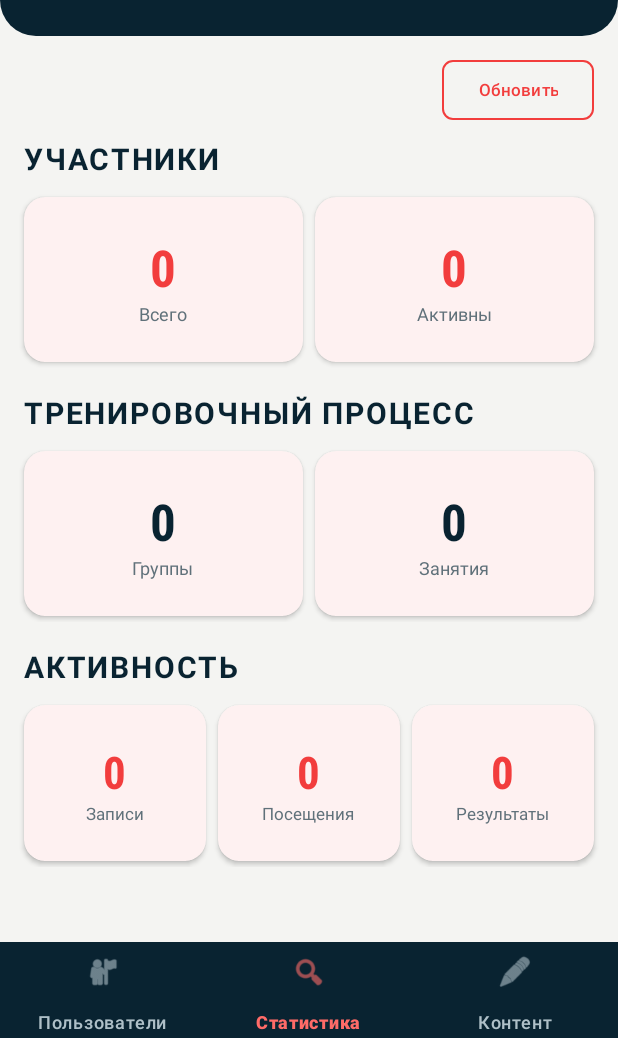
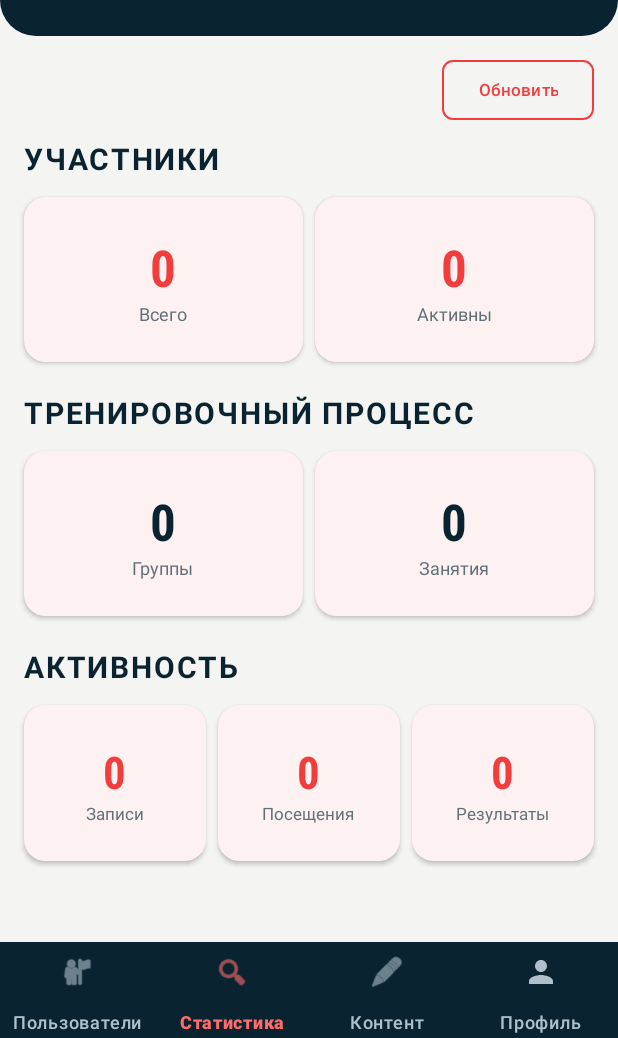
Before and after one commit to Alek5eyPopov/CrossfitArmyJym, an Android app: the AdminMainActivity screen opened directly, with no data from a screen before it, item 2 of the bottom bar chosen, on a phone screen of 412 x 824 dp, the part 198-1236 px from its top. Run offline under Robolectric (Android 15) with nearby library versions, the light colour scheme and no system bars; our stand-ins replace navigation-ui; network calls fail; pictures from the network do not load.

Commit message:
add profile tab for staff roles

```diff
--- a/app/src/main/res/menu/menu_admin_bottom.xml
+++ b/app/src/main/res/menu/menu_admin_bottom.xml
@@ -12,4 +12,8 @@
         android:id="@+id/fragment_content"
         android:icon="@android:drawable/ic_menu_edit"
         android:title="@string/nav_content" />
+    <item
+        android:id="@+id/fragment_profile"
+        android:icon="@drawable/ic_profile"
+        android:title="@string/nav_profile" />
 </menu>
--- a/app/src/main/res/menu/menu_trainer_bottom.xml
+++ b/app/src/main/res/menu/menu_trainer_bottom.xml
@@ -12,4 +12,8 @@
         android:id="@+id/fragment_clients"
         android:icon="@android:drawable/ic_menu_myplaces"
         android:title="@string/nav_clients" />
+    <item
+        android:id="@+id/fragment_profile"
+        android:icon="@drawable/ic_profile"
+        android:title="@string/nav_profile" />
 </menu>
--- a/app/src/main/res/navigation/nav_graph_admin.xml
+++ b/app/src/main/res/navigation/nav_graph_admin.xml
@@ -33,4 +33,10 @@
         android:label="Создать WOD"
         tools:layout="@layout/fragment_wod_editor" />
 
+    <fragment
+        android:id="@+id/fragment_profile"
+        android:name="com.crossfitarmyjym.app.ui.client.ProfileFragment"
+        android:label="@string/nav_profile"
+        tools:layout="@layout/fragment_profile" />
+
 </navigation>
--- a/app/src/main/res/navigation/nav_graph_trainer.xml
+++ b/app/src/main/res/navigation/nav_graph_trainer.xml
@@ -41,4 +41,10 @@
         android:label="Клиенты"
         tools:layout="@layout/fragment_clients" />
 
+    <fragment
+        android:id="@+id/fragment_profile"
+        android:name="com.crossfitarmyjym.app.ui.client.ProfileFragment"
+        android:label="@string/nav_profile"
+        tools:layout="@layout/fragment_profile" />
+
 </navigation>
```
Also changed, not shown: 1 other file.
